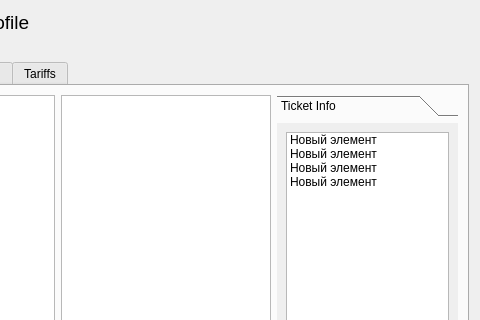
AtlasKirill/airport_project, file adminwindow.ui: the form before one commit; both pictures show x 176 to 656 and y 0 to 320 of the 656 by 569 pixel window.
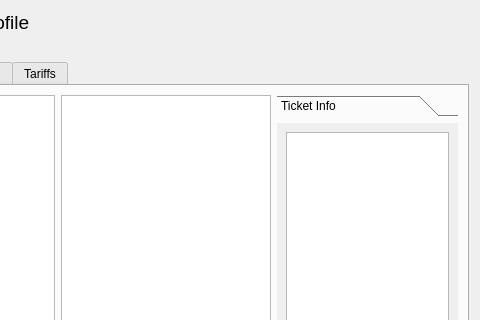
The form after the commit. The open tabs and pages were chosen to show the change.

Commit message: button fixes, admin class (user tab modified)

The edit to the form file:
```diff
--- a/adminwindow.ui
+++ b/adminwindow.ui
@@ -101,8 +101,8 @@
            <rect>
             <x>0</x>
             <y>0</y>
-            <width>98</width>
-            <height>95</height>
+            <width>183</width>
+            <height>354</height>
            </rect>
           </property>
           <attribute name="label">
@@ -112,28 +112,7 @@
            <item row="0" column="0">
             <layout class="QGridLayout" name="gridLayout_8">
              <item row="0" column="0">
-              <widget class="QListWidget" name="listWidget_2">
-               <item>
-                <property name="text">
-                 <string>Новый элемент</string>
-                </property>
-               </item>
-               <item>
-                <property name="text">
-                 <string>Новый элемент</string>
-                </property>
-               </item>
-               <item>
-                <property name="text">
-                 <string>Новый элемент</string>
-                </property>
-               </item>
-               <item>
-                <property name="text">
-                 <string>Новый элемент</string>
-                </property>
-               </item>
-              </widget>
+              <widget class="QListWidget" name="listWidget_2"/>
              </item>
             </layout>
            </item>
```
Left out of the diff: 70 changed lines with no effect on the pictures. The commit also changes 2 other files.
